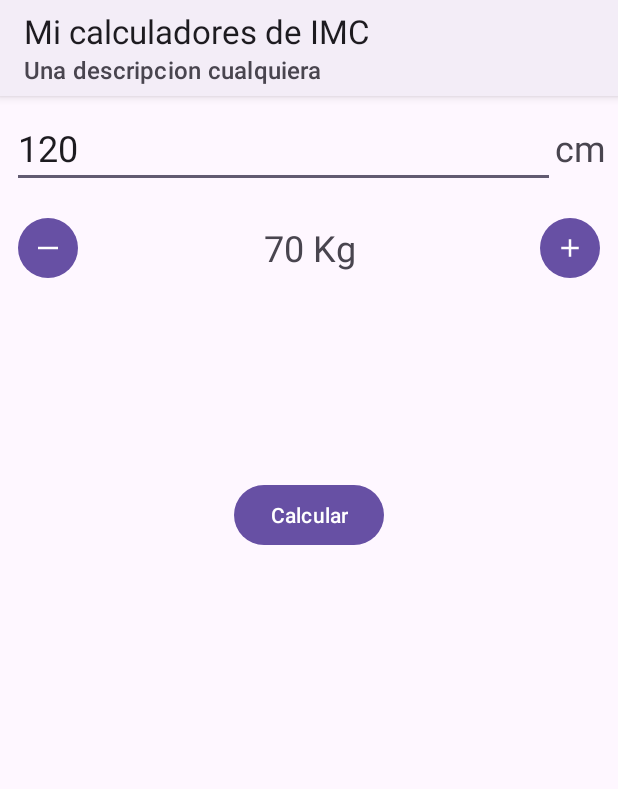
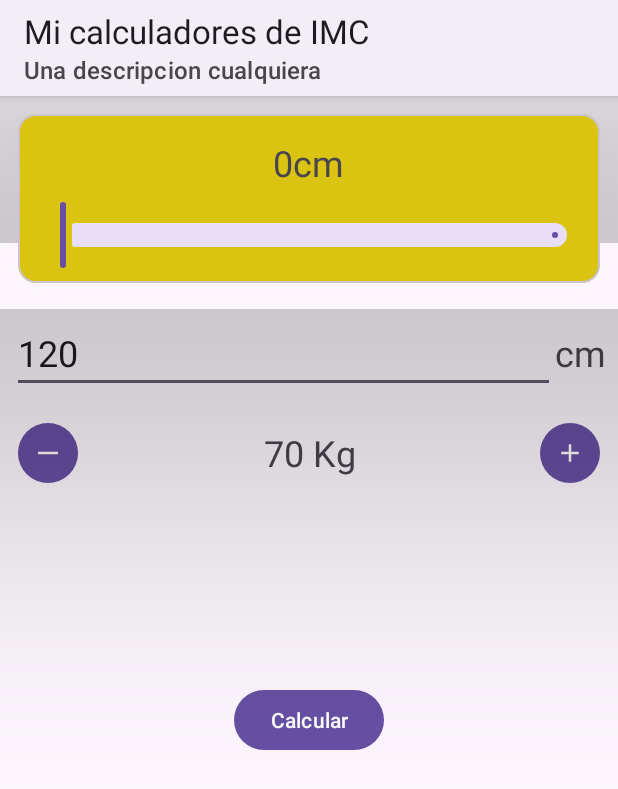
Before and after one commit to raulfl1982ndrd/BMICalculator, an Android app: the screen it shows after launch (MainActivity), on a phone screen of 412 x 824 dp. Shown: the top 789 px of the screen. Run offline under Robolectric (Android 15) with nearby library versions, the phone set to English and light mode, and no system bars.

Commit message:
heightSlider y heightTextView

```diff
--- a/app/src/main/java/com/example/bmicalculator/MainActivity.kt
+++ b/app/src/main/java/com/example/bmicalculator/MainActivity.kt
@@ -1,6 +1,7 @@
 package com.example.bmicalculator
 
 import android.graphics.Color
+import android.location.GnssAntennaInfo.Listener
 import android.os.Bundle
 import android.util.Log
 import android.widget.Button
@@ -11,9 +12,13 @@
 import androidx.appcompat.app.AppCompatActivity
 import androidx.core.view.ViewCompat
 import androidx.core.view.WindowInsetsCompat
+import com.google.android.material.slider.Slider
+import com.google.android.material.slider.Slider.OnChangeListener
 import kotlin.math.pow
 
 class MainActivity : AppCompatActivity() {
+    lateinit var heightTextView : EditText
+    lateinit var heightSlider : Slider
     lateinit var heightEditText : EditText
     lateinit var weightTextView : TextView
     lateinit var  minusButton: Button
@@ -31,6 +36,8 @@
         super.onCreate(savedInstanceState)
         setContentView(R.layout.activity_main)
         Log.i("IMC","Se ha creado el MainActivity")
+        //heightTextView = findViewById(R.id.heightTextView)
+        heightSlider = findViewById(R.id.heightSlider)
         heightEditText = findViewById(R.id.heightEditText)
         weightTextView = findViewById(R.id.weightTextView)
         minusButton = findViewById(R.id.minusButton)
@@ -45,6 +52,10 @@
         //Barra de titulo de la aplicacion
         supportActionBar?.title = "Mi calculadores de IMC"
         supportActionBar?.subtitle = "Una descripcion cualquiera"
+
+        //heightSlider.addOnChangeListener(heightSlider)
+        heightSlider.value;
+
         minusButton.setOnClickListener{
             weight--
             setWeight()
@@ -118,4 +129,5 @@
         weightTextView.text = "$weight Kg"
     }
 
+
     }
--- a/app/src/main/res/layout/activity_main.xml
+++ b/app/src/main/res/layout/activity_main.xml
@@ -8,6 +8,52 @@
     tools:context=".MainActivity"
     android:orientation="vertical">
     <!-- Altura -->
+        <com.google.android.material.card.MaterialCardView
+            android:layout_width="match_parent"
+            android:layout_height="wrap_content"
+            android:layout_margin="12dp"
+            app:cardBackgroundColor="#DAC311"
+            app:cardCornerRadius="12dp"
+            app:cardElevation="140dp"
+            android:clickable="true"
+            android:focusable="true"
+            android:checkable="true"
+            >
+        <LinearLayout
+            android:layout_width="match_parent"
+            android:layout_height="wrap_content"
+            android:orientation="vertical"
+            android:gravity="center_vertical"
+            android:padding="8dp">
+            <LinearLayout
+                android:layout_width="match_parent"
+                android:layout_height="wrap_content"
+                android:orientation="horizontal"
+                android:gravity="center_horizontal"
+                android:padding="8dp">
+                    <TextView
+                        android:id="@+id/heightTextView"
+                        android:layout_width="wrap_content"
+                        android:layout_height="wrap_content"
+                        android:text="0"
+                        android:textSize="24sp"/>
+                    <TextView
+                        android:layout_width="wrap_content"
+                        android:layout_height="wrap_content"
+                        android:text="cm"
+                        android:textSize="24sp"/>
+            </LinearLayout>
+            <com.google.android.material.slider.Slider
+                android:id="@+id/heightSlider"
+                android:layout_width="match_parent"
+                android:layout_height="match_parent"
+                android:valueFrom="100"
+                android:valueTo="230"
+                android:stepSize="1"
+                app:tickVisible="false"
+                />
+        </LinearLayout>
+        </com.google.android.material.card.MaterialCardView>
 
     <LinearLayout
         android:layout_width="match_parent"
```
